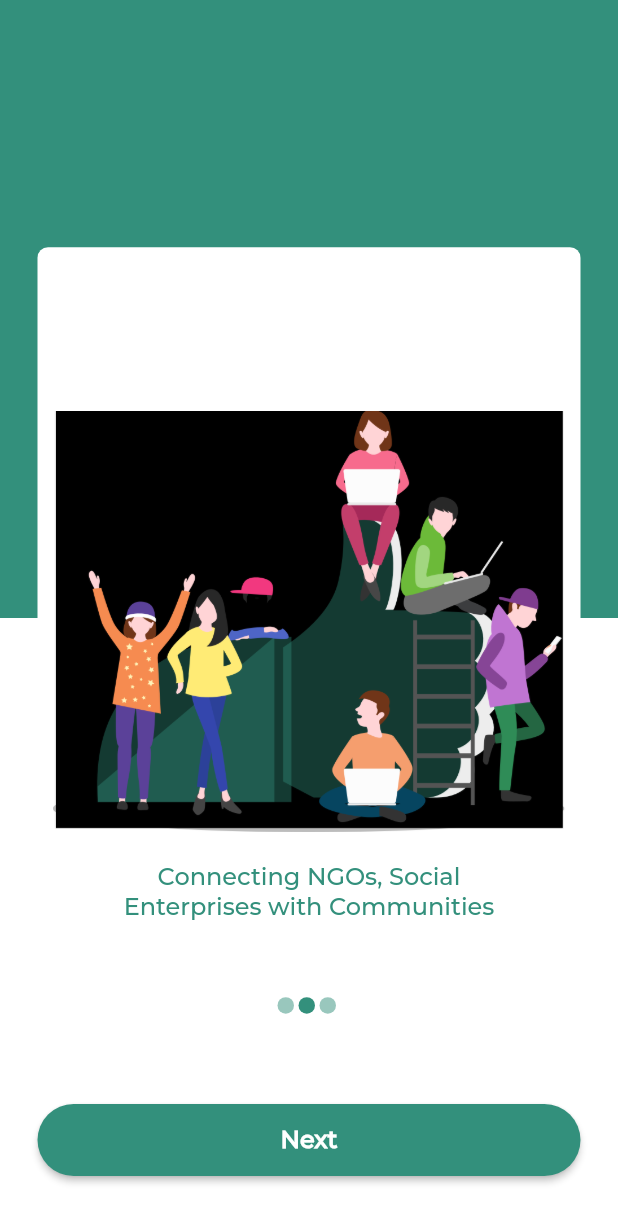
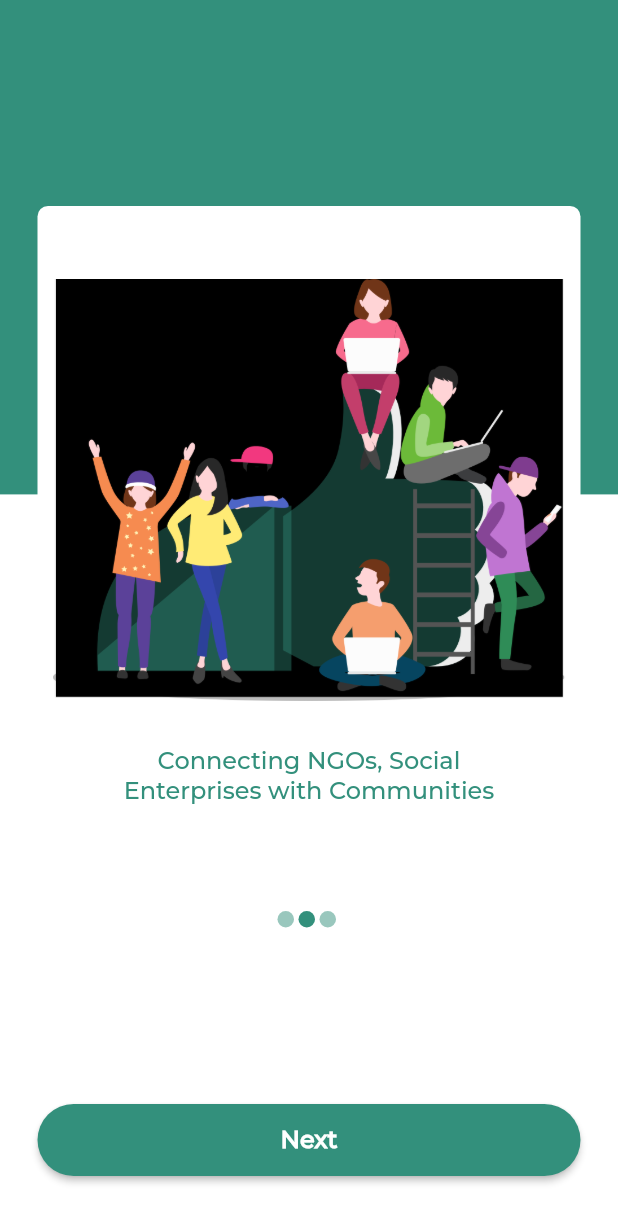
Before and after one commit to linhxeom1996/My_UI, a Flutter app: the screen it shows after launch, after a tap on "Next", on a phone screen of 412 x 824 dp. Shown: the top 1223 px of the screen. Run offline on Flutter 3.47's test engine with Material 2 defaults, Android fonts, the phone set to English and light mode, and no system bars; our stand-ins replace easy_localization.

Commit message:
intro page done

```diff
--- a/market_place/assets/translations/en.json
+++ b/market_place/assets/translations/en.json
@@ -1,5 +1,6 @@
 {
     "next": "Next",
+    "finish": "Finish",
     "Empowering Artisans": "Empowering Artisans,\nFarmers & Micro Business",
     "Connecting NGOs": "Connecting NGOs, Social\nEnterprises with Communities",
     "Donate, Invest": "Donate, Invest & Support\ninfrastructure projects"
--- a/market_place/lib/screen/extentions/color_extention.dart
+++ b/market_place/lib/screen/extentions/color_extention.dart
@@ -1,6 +1,6 @@
 import 'package:flutter/material.dart';
 
 class ColorBase {
-  static const mainColor = Color(0xff33907C);
+  static const mainGreenColor = Color(0xff33907C);
   static const whiteColor = Color(0xffFFFFFF);
 }
--- a/market_place/lib/screen/extentions/style_text_extention.dart
+++ b/market_place/lib/screen/extentions/style_text_extention.dart
@@ -2,11 +2,15 @@ import 'package:flutter/material.dart';
 
 class TextStyleBase {
   static TextStyle montserratStyle(
-      {required Color color, required double size, FontWeight? fontWeight}) {
+      {required Color color,
+      required double size,
+      FontWeight? fontWeight,
+      double? letterSpacing}) {
     return TextStyle(
         color: color,
         fontSize: size,
         fontWeight: fontWeight,
+        letterSpacing: letterSpacing,
         fontFamily: "Montserrat");
   }
 }
--- a/market_place/lib/screen/intro/intro1.dart
+++ b/market_place/lib/screen/intro/intro1.dart
@@ -13,13 +13,14 @@ class Intro1 extends StatelessWidget {
       mainAxisAlignment: MainAxisAlignment.end,
       children: <Widget>[
         Image.asset("assets/images/intro_bg1.png"),
+        const SizedBox(height: 10),
         Padding(
           padding: const EdgeInsets.only(top: 20, bottom: 50),
           child: Text(
             "Empowering Artisans".tr(),
             textAlign: TextAlign.center,
             style: TextStyleBase.montserratStyle(
-                color: ColorBase.mainColor,
+                color: ColorBase.mainGreenColor,
                 size: 16,
                 fontWeight: FontWeight.w600),
           ),
--- a/market_place/lib/screen/intro/intro2.dart
+++ b/market_place/lib/screen/intro/intro2.dart
@@ -13,13 +13,14 @@ class Intro2 extends StatelessWidget {
       mainAxisAlignment: MainAxisAlignment.end,
       children: [
         Image.asset("assets/images/intro_bg2.png"),
+        const SizedBox(height: 10),
         Padding(
           padding: const EdgeInsets.only(top: 20, bottom: 50),
           child: Text(
             "Connecting NGOs".tr(),
             textAlign: TextAlign.center,
             style: TextStyleBase.montserratStyle(
-                color: ColorBase.mainColor,
+                color: ColorBase.mainGreenColor,
                 size: 16,
                 fontWeight: FontWeight.w600),
           ),
--- a/market_place/lib/screen/intro/intro3.dart
+++ b/market_place/lib/screen/intro/intro3.dart
@@ -13,13 +13,14 @@ class Intro3 extends StatelessWidget {
       mainAxisAlignment: MainAxisAlignment.end,
       children: [
         Image.asset("assets/images/intro_bg3.png"),
+        const SizedBox(height: 10),
         Padding(
           padding: const EdgeInsets.only(top: 20, bottom: 50),
           child: Text(
             "Donate, Invest".tr(),
             textAlign: TextAlign.center,
             style: TextStyleBase.montserratStyle(
-                color: ColorBase.mainColor,
+                color: ColorBase.mainGreenColor,
                 size: 16,
                 fontWeight: FontWeight.w600),
           ),
--- a/market_place/lib/screen/intro/intro_page.dart
+++ b/market_place/lib/screen/intro/intro_page.dart
@@ -38,8 +38,8 @@ class _IntroPageState extends State<IntroPage> {
           children: [
             Container(
               width: double.infinity,
-              height: heightScreen / 2,
-              color: ColorBase.mainColor,
+              height: heightScreen * 2 / 5,
+              color: ColorBase.mainGreenColor,
             ),
             Align(
               alignment: Alignment.bottomCenter,
@@ -47,7 +47,7 @@ class _IntroPageState extends State<IntroPage> {
                 padding: const EdgeInsets.symmetric(horizontal: 25),
                 child: Container(
                   width: double.infinity,
-                  height: heightScreen * 4 / 5,
+                  height: heightScreen * 5 / 6,
                   decoration: const BoxDecoration(
                     color: ColorBase.whiteColor,
                     borderRadius: BorderRadius.only(
@@ -58,7 +58,7 @@ class _IntroPageState extends State<IntroPage> {
                     children: <Widget>[
                       Container(
                         width: double.infinity,
-                        height: 500,
+                        height: 450,
                         padding: const EdgeInsets.symmetric(horizontal: 10),
                         child: ScrollConfiguration(
                           behavior: MyBehavior(),
@@ -76,6 +76,7 @@ class _IntroPageState extends State<IntroPage> {
                           ),
                         ),
                       ),
+                      const SizedBox(height: 20),
                       Row(
                         mainAxisAlignment: MainAxisAlignment.center,
                         children: List<Widget>.generate(
@@ -89,8 +90,9 @@ class _IntroPageState extends State<IntroPage> {
                               width: 11,
                               decoration: BoxDecoration(
                                   color: _indexPage == index
-                                      ? ColorBase.mainColor
-                                      : ColorBase.mainColor.withOpacity(0.5),
+                                      ? ColorBase.mainGreenColor
+                                      : ColorBase.mainGreenColor
+                                          .withOpacity(0.5),
                                   borderRadius: BorderRadius.circular(6)),
                             ),
                           ),
@@ -105,7 +107,7 @@ class _IntroPageState extends State<IntroPage> {
                           child: ElevatedButton(
                               style: ElevatedButton.styleFrom(
                                   shape: const StadiumBorder(),
-                                  backgroundColor: ColorBase.mainColor,
+                                  backgroundColor: ColorBase.mainGreenColor,
                                   disabledBackgroundColor:
                                       const Color(0xff33907C)),
                               onPressed: () {
@@ -114,7 +116,7 @@ class _IntroPageState extends State<IntroPage> {
                                     curve: Curves.easeInOutExpo);
                               },
                               child: Text(
-                                "next".tr(),
+                                _indexPage == 2 ? "finish".tr() : "next".tr(),
                                 style: TextStyleBase.montserratStyle(
                                     color: ColorBase.whiteColor,
                                     size: 16,
```
